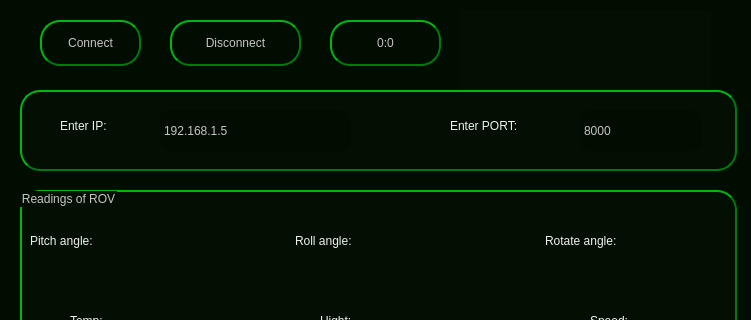
Before: the Qt Designer form GUI_code/client1.ui in EslamEmara/ROV_CrocoMarines-, drawn with Qt 5; both pictures show x 0 to 751 and y 0 to 320 of the 751 by 673 pixel window.
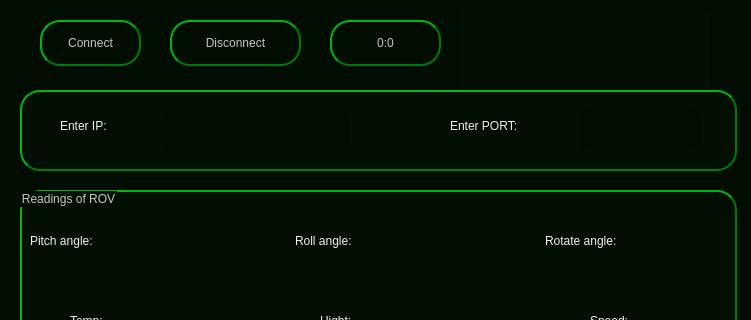
After: the same form once the commit is applied. Icons and pictures are not drawn.

What changed in the file:
```diff
--- a/GUI_code/client1.ui
+++ b/GUI_code/client1.ui
@@ -882,7 +882,7 @@
     padding: 2px;</string>
     </property>
     <property name="text">
-     <string>192.168.1.5</string>
+     <string/>
     </property>
    </widget>
    <widget class="QLineEdit" name="lineEdit_2">
@@ -911,7 +911,7 @@
     padding: 2px;</string>
     </property>
     <property name="text">
-     <string>8000</string>
+     <string/>
     </property>
    </widget>
    <widget class="QLabel" name="label_23">
```
